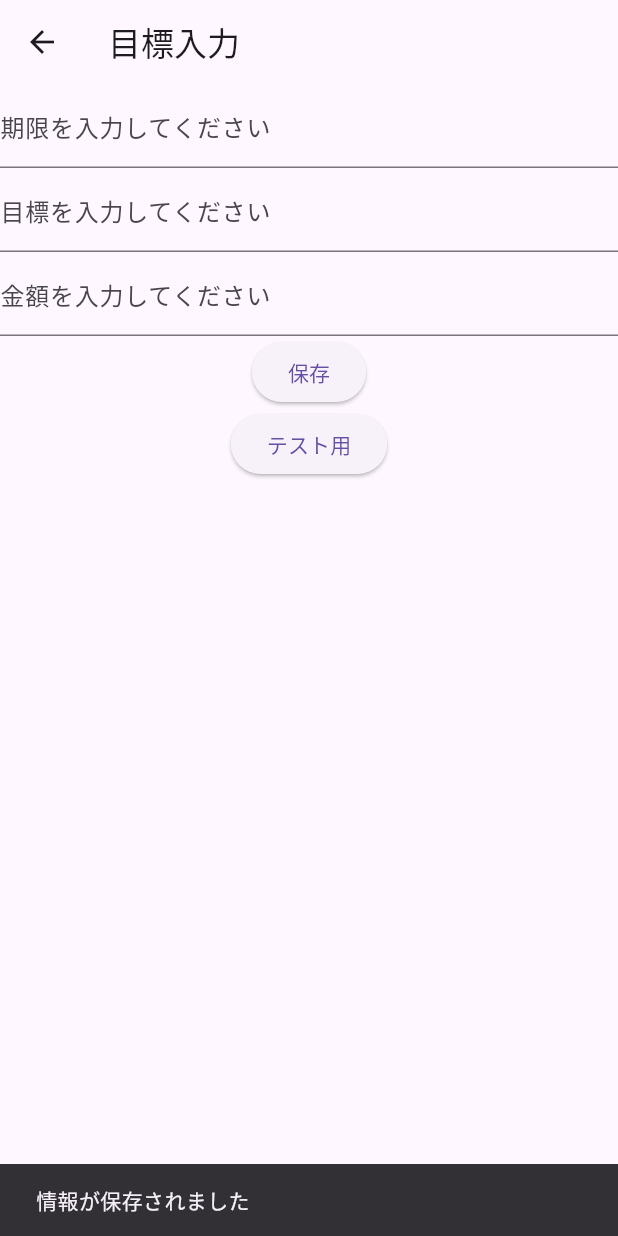
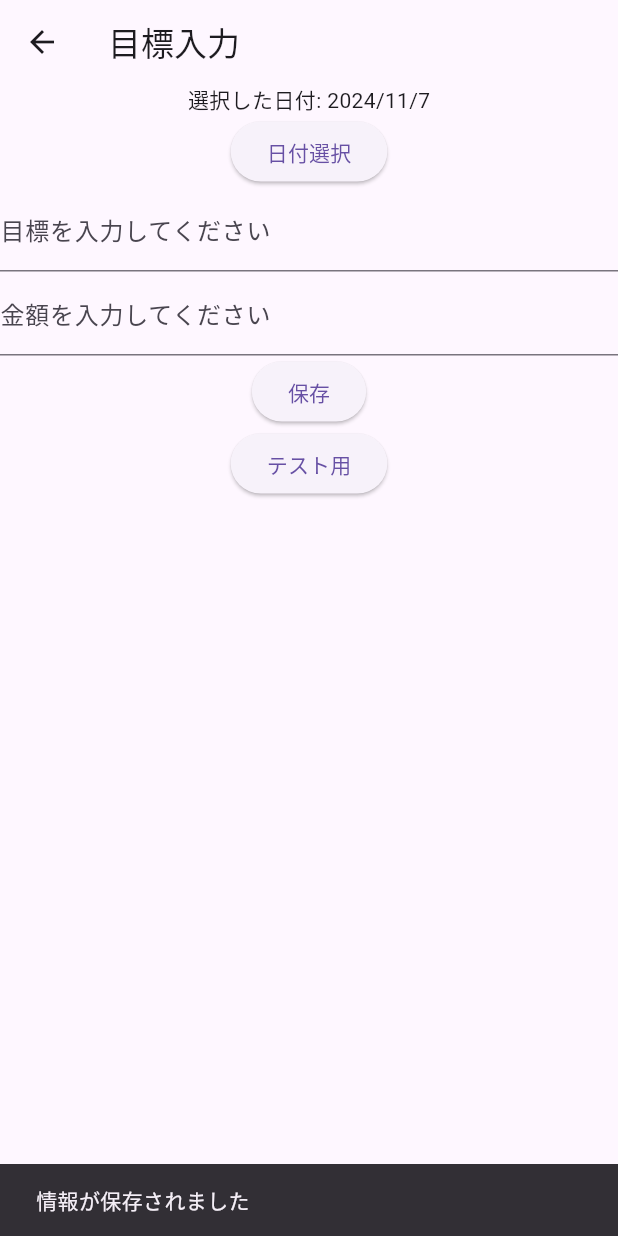
Before and after one commit to ironmax123/delusion_deposit, a Flutter app: the TargetInput screen opened directly, after a tap on "保存", on a phone screen of 412 x 824 dp. Run offline on Flutter 3.47's test engine with Material 3 defaults, Android fonts, the phone set to English and light mode, and no system bars; our stand-ins replace flutter_hooks, shared_preferences; accounts and stored records are empty.

Commit message:
日付をカレンダーから選択するように変更

```diff
--- a/lib/pages/target-input/target_input.dart
+++ b/lib/pages/target-input/target_input.dart
@@ -10,11 +10,11 @@ class TargetInput extends HookWidget {
   @override
   Widget build(BuildContext context) {
     final textFieldValue = useState<int>(0);
-    final DayText = useState<String>('');
     final targetText = useState<String>('');
+    final selectedDate = useState<DateTime>(DateTime.now());
 
     // データを保存する関数
-    Future<void> savetarget() async {
+    Future<void> saveTarget() async {
       final prefs = await SharedPreferences.getInstance();
 
       // 既存の保存データを取得してリストに変換
@@ -23,7 +23,8 @@ class TargetInput extends HookWidget {
 
       // 新しいデータを作成
       final courseData = {
-        'target_date': DayText.value, // 目標の日付
+        'target_date':
+            "${selectedDate.value.year}-${selectedDate.value.month.toString().padLeft(2, '0')}-${selectedDate.value.day.toString().padLeft(2, '0')}", // 目標の日付
         'target_price': textFieldValue.value, // 入力された数値
         'target': targetText.value, // 目的入力
       };
@@ -31,10 +32,26 @@ class TargetInput extends HookWidget {
       // 新しいデータを追加して保存
       courses.add(courseData);
       await prefs.setString('saved_data', jsonEncode(courses));
+      debugPrint("保存したデータ: ${jsonEncode(courses)}");
+
       // 保存完了メッセージ
       ScaffoldMessenger.of(context).showSnackBar(
         const SnackBar(content: Text('情報が保存されました')),
       );
+    }
+
+    // 日付選択ダイアログを表示する関数
+    Future<void> _selectDate(BuildContext context) async {
+      final DateTime? picked = await showDatePicker(
+        context: context,
+        initialDate: selectedDate.value,
+        firstDate: DateTime(2024),
+        lastDate: DateTime(2050),
+      );
+
+      if (picked != null && picked != selectedDate.value) {
+        selectedDate.value = picked;
+      }
     }
 
     // 全データを削除する関数
@@ -51,11 +68,11 @@ class TargetInput extends HookWidget {
       ),
       body: Column(
         children: [
-          TextField(
-            onChanged: (value) => DayText.value = value,
-            decoration: const InputDecoration(
-              labelText: '期限を入力してください',
-            ),
+          Text(
+              '選択した日付: ${selectedDate.value.year}/${selectedDate.value.month}/${selectedDate.value.day}'),
+          ElevatedButton(
+            onPressed: () => _selectDate(context),
+            child: const Text('日付選択'),
           ),
           TextField(
             onChanged: (value) => targetText.value = value,
@@ -74,7 +91,7 @@ class TargetInput extends HookWidget {
           ElevatedButton(
             onPressed: () async {
               await deleteAllData();
-              await savetarget();
+              await saveTarget();
             },
             child: const Text('保存'),
           ),
@@ -87,7 +104,8 @@ class TargetInput extends HookWidget {
                 ),
               );
             },
-              child: const Text('テスト用'))
+            child: const Text('テスト用'),
+          ),
         ],
       ),
     );
```
Lines whose indentation alone changed are shown as unchanged.
